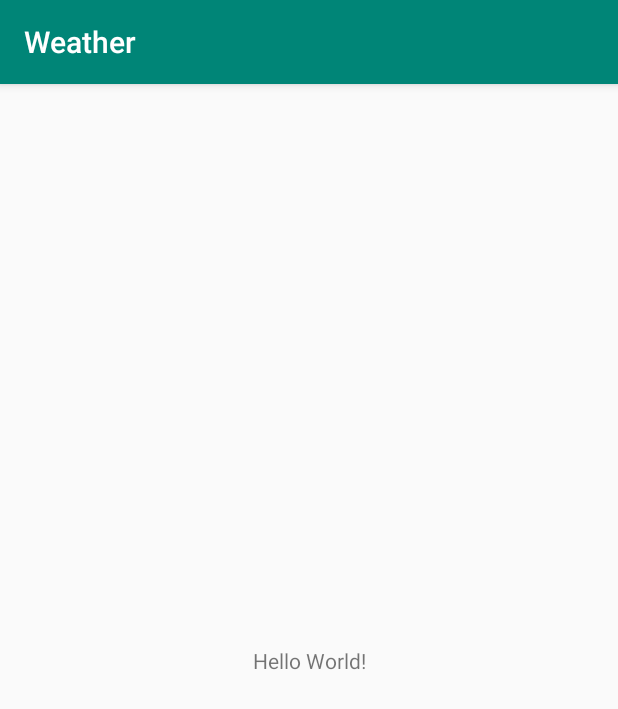
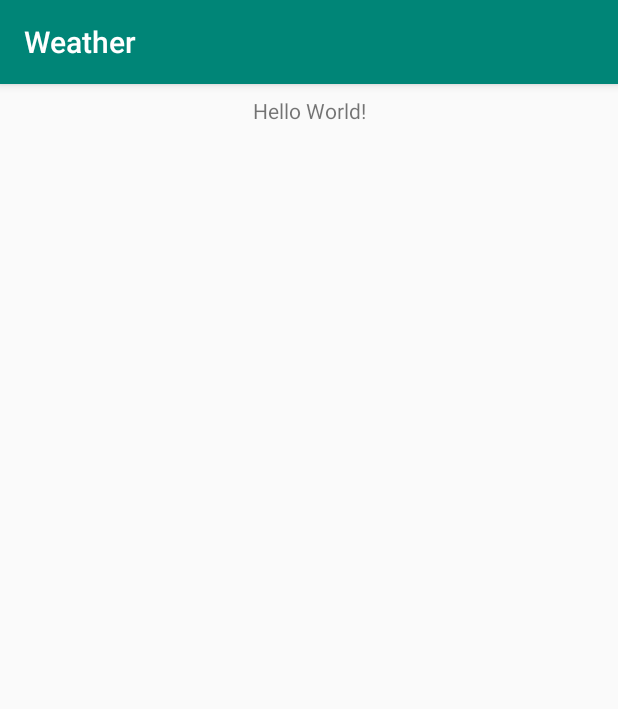
Before and after one commit to YatsekK/Weather, an Android app: the screen it shows after launch (MainActivity), on a phone screen of 412 x 824 dp. Shown: the top 709 px of the screen. Run offline under Robolectric (Android 15) with nearby library versions, the phone set to English and light mode, and no system bars.

Commit message:
Homework 1

```diff
--- a/app/src/main/res/layout/activity_main.xml
+++ b/app/src/main/res/layout/activity_main.xml
@@ -9,10 +9,14 @@
     <TextView
         android:layout_width="wrap_content"
         android:layout_height="wrap_content"
-        android:text="Hello World!"
-        app:layout_constraintBottom_toBottomOf="parent"
+        android:layout_marginStart="@dimen/default_margin"
+        android:layout_marginTop="@dimen/default_margin"
+        android:layout_marginEnd="@dimen/default_margin"
+        android:text="@string/Greeting"
+        app:layout_constraintEnd_toEndOf="parent"
         app:layout_constraintLeft_toLeftOf="parent"
         app:layout_constraintRight_toRightOf="parent"
+        app:layout_constraintStart_toStartOf="parent"
         app:layout_constraintTop_toTopOf="parent" />
 
 </android.support.constraint.ConstraintLayout>
--- /dev/null
+++ b/app/src/main/res/values/dimens.xml
@@ -0,0 +1,4 @@
+<?xml version="1.0" encoding="utf-8"?>
+<resources>
+    <dimen name="default_margin">8dp</dimen>
+</resources>
--- a/app/src/main/res/values/strings.xml
+++ b/app/src/main/res/values/strings.xml
@@ -1,3 +1,4 @@
 <resources>
     <string name="app_name">Weather</string>
+    <string name="Greeting">Hello World!</string>
 </resources>
```
Also changed, not shown: 1 other file.
